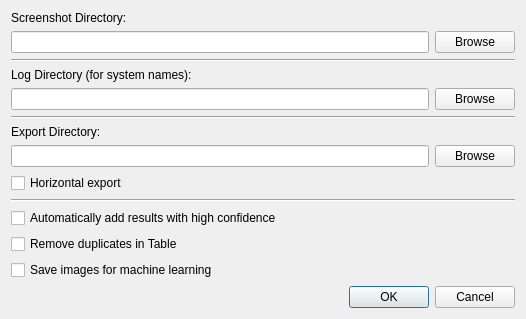
Old version of the form settingsUI.ui in the repository seeebek/EliteOCR.
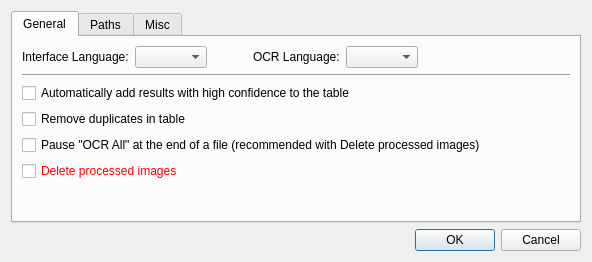
New version of the form. Icons and pictures are not drawn.

```diff
--- a/settingsUI.ui
+++ b/settingsUI.ui
@@ -9,8 +9,8 @@
    <rect>
     <x>0</x>
     <y>0</y>
-    <width>526</width>
-    <height>312</height>
+    <width>592</width>
+    <height>262</height>
    </rect>
   </property>
   <property name="windowTitle">
@@ -20,8 +20,136 @@
    <iconset resource="res.qrc">
     <normaloff>:/ico/icon.ico</normaloff>:/ico/icon.ico</iconset>
   </property>
+  <layout class="QVBoxLayout" name="verticalLayout_3">
+   <item>
+    <widget class="QTabWidget" name="tabWidget">
+     <property name="currentIndex">
+      <number>0</number>
+     </property>
+     <widget class="QWidget" name="tab">
+      <attribute name="title">
+       <string>General</string>
+      </attribute>
+      <layout class="QVBoxLayout" name="verticalLayout_4">
+       <item>
+        <layout class="QHBoxLayout" name="horizontalLayout_4">
+         <item>
+          <widget class="QLabel" name="label_4">
+           <property name="text">
+            <string>Interface Language:</string>
+           </property>
+          </widget>
+         </item>
+         <item>
+          <widget class="QComboBox" name="ui_language"/>
+         </item>
+         <item>
+          <spacer name="horizontalSpacer_2">
+           <property name="orientation">
+            <enum>Qt::Horizontal</enum>
+           </property>
+           <property name="sizeType">
+            <enum>QSizePolicy::Fixed</enum>
+           </property>
+           <property name="sizeHint" stdset="0">
+            <size>
+             <width>40</width>
+             <height>20</height>
+            </size>
+           </property>
+          </spacer>
+         </item>
+         <item>
+          <widget class="QLabel" name="label_5">
+           <property name="text">
+            <string>OCR Language:</string>
+           </property>
+          </widget>
+         </item>
+         <item>
+          <widget class="QComboBox" name="ocr_language"/>
+         </item>
+         <item>
+          <spacer name="horizontalSpacer">
+           <property name="orientation">
+            <enum>Qt::Horizontal</enum>
+           </property>
+           <property name="sizeHint" stdset="0">
+            <size>
+             <width>40</width>
+             <height>20</height>
+            </size>
+           </property>
+          </spacer>
+         </item>
+        </layout>
+       </item>
+       <item>
   <layout class="QVBoxLayout" name="verticalLayout_2">
    <item>
+          <widget class="Line" name="line">
+           <property name="orientation">
+            <enum>Qt::Horizontal</enum>
+           </property>
+          </widget>
+         </item>
+         <item>
+          <widget class="QCheckBox" name="auto_fill">
+           <property name="text">
+            <string>Automatically add results with high confidence to the table</string>
+           </property>
+          </widget>
+         </item>
+         <item>
+          <widget class="QCheckBox" name="remove_dupli">
+           <property name="text">
+            <string>Remove duplicates in table</string>
+           </property>
+          </widget>
+         </item>
+         <item>
+          <widget class="QCheckBox" name="pause_at_end">
+           <property name="text">
+            <string>Pause &quot;OCR All&quot; at the end of a file (recommended with Delete processed images)</string>
+           </property>
+           <property name="checked">
+            <bool>false</bool>
+           </property>
+          </widget>
+         </item>
+         <item>
+          <widget class="QCheckBox" name="delete_files">
+           <property name="styleSheet">
+            <string notr="true">color: rgb(255, 0, 0);</string>
+           </property>
+           <property name="text">
+            <string>Delete processed images</string>
+           </property>
+          </widget>
+         </item>
+        </layout>
+       </item>
+       <item>
+        <spacer name="verticalSpacer_2">
+         <property name="orientation">
+          <enum>Qt::Vertical</enum>
+         </property>
+         <property name="sizeHint" stdset="0">
+          <size>
+           <width>20</width>
+           <height>40</height>
+          </size>
+         </property>
+        </spacer>
+       </item>
+      </layout>
+     </widget>
+     <widget class="QWidget" name="tab_2">
+      <attribute name="title">
+       <string>Paths</string>
+      </attribute>
+      <layout class="QVBoxLayout" name="verticalLayout_5">
+       <item>
     <layout class="QVBoxLayout" name="verticalLayout">
      <item>
       <widget class="QLabel" name="label">
@@ -106,6 +234,28 @@
        </item>
       </layout>
      </item>
+        </layout>
+       </item>
+       <item>
+        <spacer name="verticalSpacer_3">
+         <property name="orientation">
+          <enum>Qt::Vertical</enum>
+         </property>
+         <property name="sizeHint" stdset="0">
+          <size>
+           <width>20</width>
+           <height>40</height>
+          </size>
+         </property>
+        </spacer>
+       </item>
+      </layout>
+     </widget>
+     <widget class="QWidget" name="tab_3">
+      <attribute name="title">
+       <string>Misc</string>
+      </attribute>
+      <layout class="QVBoxLayout" name="verticalLayout_6">
      <item>
       <widget class="QCheckBox" name="horizontal_exp">
        <property name="text">
@@ -113,38 +263,32 @@
        </property>
       </widget>
      </item>
-     <item>
-      <widget class="Line" name="line">
-       <property name="orientation">
-        <enum>Qt::Horizontal</enum>
-       </property>
-      </widget>
-     </item>
-     <item>
-      <widget class="QCheckBox" name="auto_fill">
-       <property name="text">
-        <string>Automatically add results with high confidence</string>
-       </property>
-      </widget>
-     </item>
-     <item>
-      <widget class="QCheckBox" name="remove_dupli">
-       <property name="text">
-        <string>Remove duplicates in Table</string>
-       </property>
-      </widget>
-     </item>
      <item>
       <widget class="QCheckBox" name="create_nn_images">
        <property name="text">
-        <string>Save images for machine learning</string>
+          <string>Save images for machine learning (not used currently)</string>
        </property>
        <property name="checked">
         <bool>false</bool>
        </property>
       </widget>
      </item>
-    </layout>
+       <item>
+        <spacer name="verticalSpacer">
+         <property name="orientation">
+          <enum>Qt::Vertical</enum>
+         </property>
+         <property name="sizeHint" stdset="0">
+          <size>
+           <width>20</width>
+           <height>40</height>
+          </size>
+         </property>
+        </spacer>
+       </item>
+      </layout>
+     </widget>
+    </widget>
    </item>
    <item>
     <widget class="QDialogButtonBox" name="buttonBox">
```
Lines whose indentation alone changed are shown as unchanged.
